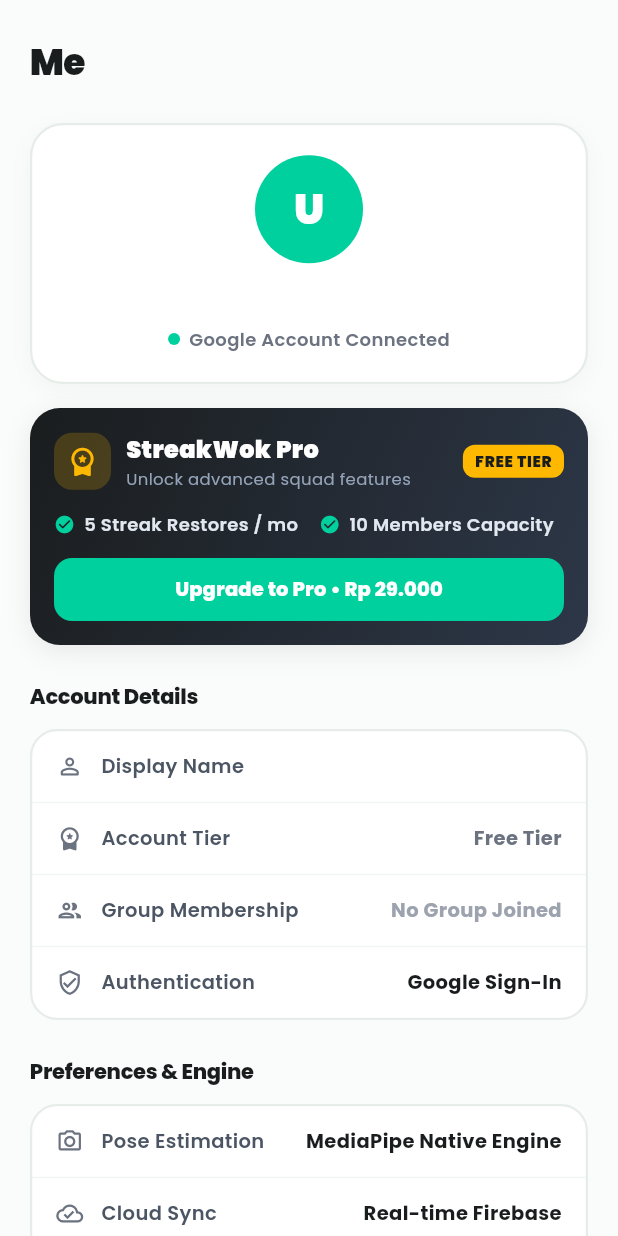
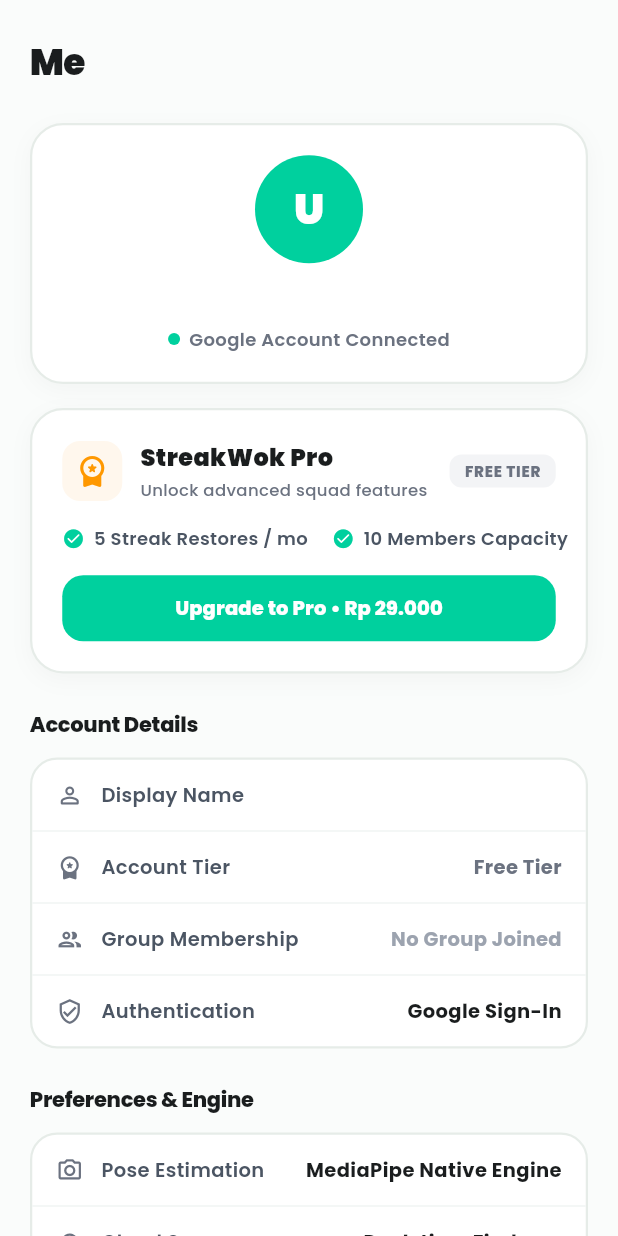
Before and after one commit to nab4bil/StreakWok, a Flutter app: the ProfileScreen screen opened directly with empty values, on a phone screen of 412 x 824 dp. Run offline on Flutter 3.47's test engine with Material 3 defaults, Android fonts, the phone set to English and light mode, and no system bars; our stand-ins replace google_fonts, google_sign_in, lottie, shared_preferences; accounts and stored records are empty.

Commit message:
baikin card pro

```diff
--- a/lib/features/profile/presentation/profile_screen.dart
+++ b/lib/features/profile/presentation/profile_screen.dart
@@ -167,17 +167,132 @@ class ProfileScreen extends StatelessWidget {
             // SECTION: STREAKWOK PRO TIER CARD (UC-03)
             if (!isPro)
               Container(
-                padding: const EdgeInsets.all(16),
+                padding: const EdgeInsets.all(20),
                 decoration: BoxDecoration(
-                  gradient: const LinearGradient(
-                    colors: [Color(0xFF1A1D1E), Color(0xFF2D3748)],
-                    begin: Alignment.topLeft,
-                    end: Alignment.bottomRight,
-                  ),
-                  borderRadius: BorderRadius.circular(20),
+                  color: Colors.white,
+                  borderRadius: BorderRadius.circular(22),
+                  border: Border.all(color: const Color(0xFFE6ECE8), width: 1.5),
                   boxShadow: [
                     BoxShadow(
-                      color: Colors.black.withOpacity(0.08),
+                      color: Colors.black.withOpacity(0.03),
+                      blurRadius: 12,
+                      offset: const Offset(0, 4),
+                    ),
+                  ],
+                ),
+                child: Column(
+                  crossAxisAlignment: CrossAxisAlignment.start,
+                  children: [
+                    Row(
+                      mainAxisAlignment: MainAxisAlignment.spaceBetween,
+                      children: [
+                        Row(
+                          children: [
+                            Container(
+                              padding: const EdgeInsets.all(8),
+                              decoration: BoxDecoration(
+                                color: const Color(0xFFFFF7ED),
+                                borderRadius: BorderRadius.circular(12),
+                              ),
+                              child: const Icon(
+                                Icons.workspace_premium_rounded,
+                                color: Color(0xFFFF9800),
+                                size: 24,
+                              ),
+                            ),
+                            const SizedBox(width: 12),
+                            Column(
+                              crossAxisAlignment: CrossAxisAlignment.start,
+                              children: const [
+                                Text(
+                                  'StreakWok Pro',
+                                  style: TextStyle(
+                                    fontSize: 16,
+                                    fontWeight: FontWeight.w900,
+                                    color: Color(0xFF1A1D1E),
+                                  ),
+                                ),
+                                SizedBox(height: 2),
+                                Text(
+                                  'Unlock advanced squad features',
+                                  style: TextStyle(
+                                    fontSize: 11,
+                                    fontWeight: FontWeight.w500,
+                                    color: Color(0xFF6B7280),
+                                  ),
+                                ),
+                              ],
+                            ),
+                          ],
+                        ),
+                        Container(
+                          padding: const EdgeInsets.symmetric(horizontal: 10, vertical: 4),
+                          decoration: BoxDecoration(
+                            color: const Color(0xFFF3F4F6),
+                            borderRadius: BorderRadius.circular(8),
+                          ),
+                          child: const Text(
+                            'FREE TIER',
+                            style: TextStyle(
+                              fontSize: 10,
+                              fontWeight: FontWeight.w800,
+                              color: Color(0xFF6B7280),
+                              letterSpacing: 0.5,
+                            ),
+                          ),
+                        ),
+                      ],
+                    ),
+                    const SizedBox(height: 16),
+                    Row(
+                      children: const [
+                        Icon(Icons.check_circle_rounded, size: 15, color: Color(0xFF00D09E)),
+                        SizedBox(width: 6),
+                        Text(
+                          '5 Streak Restores / mo',
+                          style: TextStyle(fontSize: 12, fontWeight: FontWeight.w600, color: Color(0xFF4B5563)),
+                        ),
+                        SizedBox(width: 16),
+                        Icon(Icons.check_circle_rounded, size: 15, color: Color(0xFF00D09E)),
+                        SizedBox(width: 6),
+                        Text(
+                          '10 Members Capacity',
+                          style: TextStyle(fontSize: 12, fontWeight: FontWeight.w600, color: Color(0xFF4B5563)),
+                        ),
+                      ],
+                    ),
+                    const SizedBox(height: 16),
+                    SizedBox(
+                      width: double.infinity,
+                      height: 44,
+                      child: ElevatedButton(
+                        key: const Key('profile_upgrade_pro_btn'),
+                        onPressed: () => _showUpgradeProModal(context),
+                        style: ElevatedButton.styleFrom(
+                          backgroundColor: const Color(0xFF00D09E),
+                          foregroundColor: Colors.white,
+                          elevation: 0,
+                          shape: RoundedRectangleBorder(borderRadius: BorderRadius.circular(14)),
+                        ),
+                        child: const Text(
+                          'Upgrade to Pro • Rp 29.000',
+                          style: TextStyle(fontSize: 13, fontWeight: FontWeight.w800),
+                        ),
+                      ),
+                    ),
+                  ],
+                ),
+              )
+            else
+              Container(
+                padding: const EdgeInsets.all(20),
+                decoration: BoxDecoration(
+                  color: Colors.white,
+                  borderRadius: BorderRadius.circular(22),
+                  border: Border.all(color: const Color(0xFF00D09E).withOpacity(0.4), width: 1.5),
+                  boxShadow: [
+                    BoxShadow(
+                      color: const Color(0xFF00D09E).withOpacity(0.06),
                       blurRadius: 14,
                       offset: const Offset(0, 4),
                     ),
@@ -194,32 +309,34 @@ class ProfileScreen extends StatelessWidget {
                             Container(
                               padding: const EdgeInsets.all(8),
                               decoration: BoxDecoration(
-                                color: const Color(0xFFFFB800).withOpacity(0.2),
+                                color: const Color(0xFFE8FDF5),
                                 borderRadius: BorderRadius.circular(12),
                               ),
                               child: const Icon(
                                 Icons.workspace_premium_rounded,
-                                color: Color(0xFFFFB800),
-                                size: 22,
+                                color: Color(0xFF00A87A),
+                                size: 24,
                               ),
                             ),
-                            const SizedBox(width: 10),
-                            const Column(
+                            const SizedBox(width: 12),
+                            Column(
                               crossAxisAlignment: CrossAxisAlignment.start,
-                              children: [
+                              children: const [
                                 Text(
                                   'StreakWok Pro',
                                   style: TextStyle(
                                     fontSize: 16,
                                     fontWeight: FontWeight.w900,
-                                    color: Colors.white,
+                                    color: Color(0xFF1A1D1E),
                                   ),
                                 ),
+                                SizedBox(height: 2),
                                 Text(
-                                  'Unlock advanced squad features',
+                                  'Premium squad tier active',
                                   style: TextStyle(
                                     fontSize: 11,
-                                    color: Color(0xFF94A3B8),
+                                    fontWeight: FontWeight.w500,
+                                    color: Color(0xFF6B7280),
                                   ),
                                 ),
                               ],
@@ -227,174 +344,55 @@ class ProfileScreen extends StatelessWidget {
                           ],
                         ),
                         Container(
-                          padding: const EdgeInsets.symmetric(horizontal: 8, vertical: 4),
+                          padding: const EdgeInsets.symmetric(horizontal: 10, vertical: 4),
                           decoration: BoxDecoration(
-                            color: const Color(0xFFFFB800),
+                            color: const Color(0xFFE8FDF5),
                             borderRadius: BorderRadius.circular(8),
                           ),
                           child: const Text(
-                            'FREE TIER',
+                            'PRO ACTIVE',
                             style: TextStyle(
                               fontSize: 10,
-                              fontWeight: FontWeight.w900,
-                              color: Color(0xFF1A1D1E),
+                              fontWeight: FontWeight.w800,
+                              color: Color(0xFF00A87A),
                               letterSpacing: 0.5,
                             ),
                           ),
                         ),
                       ],
                     ),
-                    const SizedBox(height: 14),
-                    const Row(
-                      children: [
-                        Icon(Icons.check_circle_rounded, size: 14, color: Color(0xFF00D09E)),
-                        SizedBox(width: 6),
-                        Text(
-                          '5 Streak Restores / mo',
-                          style: TextStyle(fontSize: 12, fontWeight: FontWeight.w600, color: Color(0xFFE2E8F0)),
-                        ),
-                        SizedBox(width: 14),
-                        Icon(Icons.check_circle_rounded, size: 14, color: Color(0xFF00D09E)),
-                        SizedBox(width: 6),
-                        Text(
-                          '10 Members Capacity',
-                          style: TextStyle(fontSize: 12, fontWeight: FontWeight.w600, color: Color(0xFFE2E8F0)),
-                        ),
-                      ],
-                    ),
-                    const SizedBox(height: 14),
-                    SizedBox(
-                      width: double.infinity,
-                      height: 42,
-                      child: ElevatedButton(
-                        key: const Key('profile_upgrade_pro_btn'),
-                        onPressed: () => _showUpgradeProModal(context),
-                        style: ElevatedButton.styleFrom(
-                          backgroundColor: const Color(0xFF00D09E),
-                          foregroundColor: Colors.white,
-                          elevation: 0,
-                          shape: RoundedRectangleBorder(borderRadius: BorderRadius.circular(12)),
-                        ),
-                        child: const Text(
-                          'Upgrade to Pro • Rp 29.000',
-                          style: TextStyle(fontSize: 13, fontWeight: FontWeight.w800),
-                        ),
-                      ),
-                    ),
-                  ],
-                ),
-              )
-            else
-              Container(
-                padding: const EdgeInsets.all(16),
-                decoration: BoxDecoration(
-                  gradient: const LinearGradient(
-                    colors: [Color(0xFF0F172A), Color(0xFF1E293B)],
-                    begin: Alignment.topLeft,
-                    end: Alignment.bottomRight,
-                  ),
-                  borderRadius: BorderRadius.circular(20),
-                  border: Border.all(color: const Color(0xFFFFB800).withOpacity(0.5), width: 1.5),
-                  boxShadow: [
-                    BoxShadow(
-                      color: const Color(0xFFFFB800).withOpacity(0.08),
-                      blurRadius: 16,
-                      offset: const Offset(0, 4),
-                    ),
-                  ],
-                ),
-                child: Column(
-                  crossAxisAlignment: CrossAxisAlignment.start,
-                  children: [
-                    Row(
-                      mainAxisAlignment: MainAxisAlignment.spaceBetween,
-                      children: [
-                        Row(
-                          children: [
-                            Container(
-                              padding: const EdgeInsets.all(8),
-                              decoration: BoxDecoration(
-                                color: const Color(0xFFFFB800).withOpacity(0.2),
-                                borderRadius: BorderRadius.circular(12),
-                              ),
-                              child: const Icon(
-                                Icons.workspace_premium_rounded,
-                                color: Color(0xFFFFB800),
-                                size: 22,
-                              ),
-                            ),
-                            const SizedBox(width: 10),
-                            const Column(
-                              crossAxisAlignment: CrossAxisAlignment.start,
-                              children: [
-                                Text(
-                                  'StreakWok Pro',
-                                  style: TextStyle(
-                                    fontSize: 16,
-                                    fontWeight: FontWeight.w900,
-                                    color: Colors.white,
-                                  ),
-                                ),
-                                Text(
-                                  'Premium squad tier active',
-                                  style: TextStyle(
-                                    fontSize: 11,
-                                    color: Color(0xFF94A3B8),
-                                  ),
-                                ),
-                              ],
-                            ),
-                          ],
-                        ),
-                        Container(
-                          padding: const EdgeInsets.symmetric(horizontal: 8, vertical: 4),
-                          decoration: BoxDecoration(
-                            color: const Color(0xFFFFB800),
-                            borderRadius: BorderRadius.circular(8),
-                          ),
-                          child: const Text(
-                            'PRO ACTIVE',
-                            style: TextStyle(
-                              fontSize: 10,
-                              fontWeight: FontWeight.w900,
-                              color: Color(0xFF1A1D1E),
-                              letterSpacing: 0.5,
-                            ),
-                          ),
-                        ),
-                      ],
-                    ),
-                    const SizedBox(height: 14),
+                    const SizedBox(height: 16),
                     Container(
-                      padding: const EdgeInsets.symmetric(horizontal: 12, vertical: 8),
+                      padding: const EdgeInsets.symmetric(horizontal: 16, vertical: 12),
                       decoration: BoxDecoration(
-                        color: Colors.white.withOpacity(0.06),
-                        borderRadius: BorderRadius.circular(12),
+                        color: const Color(0xFFF9FBFA),
+                        borderRadius: BorderRadius.circular(14),
+                        border: Border.all(color: const Color(0xFFE6ECE8), width: 1.0),
                       ),
                       child: Row(
                         mainAxisAlignment: MainAxisAlignment.spaceAround,
                         children: [
                           Column(
                             children: [
-                              const Text('Restores Left', style: TextStyle(fontSize: 10, color: Color(0xFF94A3B8))),
-                              const SizedBox(height: 2),
-                              Text('$restoresLeft / 5', style: const TextStyle(fontSize: 13, fontWeight: FontWeight.w800, color: Colors.white)),
+                              const Text('Restores Left', style: TextStyle(fontSize: 11, fontWeight: FontWeight.w500, color: Color(0xFF6B7280))),
+                              const SizedBox(height: 4),
+                              Text('$restoresLeft / 5', style: const TextStyle(fontSize: 14, fontWeight: FontWeight.w800, color: Color(0xFF1A1D1E))),
                             ],
                           ),
-                          Container(width: 1, height: 24, color: Colors.white.withOpacity(0.1)),
-                          const Column(
+                          Container(width: 1, height: 28, color: const Color(0xFFE6ECE8)),
+                          Column(
                             children: [
-                              Text('Group Capacity', style: TextStyle(fontSize: 10, color: Color(0xFF94A3B8))),
-                              SizedBox(height: 2),
-                              Text('10 Members', style: TextStyle(fontSize: 13, fontWeight: FontWeight.w800, color: Color(0xFF00D09E))),
+                              const Text('Group Capacity', style: TextStyle(fontSize: 11, fontWeight: FontWeight.w500, color: Color(0xFF6B7280))),
+                              const SizedBox(height: 4),
+                              const Text('10 Members', style: TextStyle(fontSize: 14, fontWeight: FontWeight.w800, color: Color(0xFF00A87A))),
                             ],
                           ),
-                          Container(width: 1, height: 24, color: Colors.white.withOpacity(0.1)),
-                          const Column(
+                          Container(width: 1, height: 28, color: const Color(0xFFE6ECE8)),
+                          Column(
                             children: [
-                              Text('Billing Cycle', style: TextStyle(fontSize: 10, color: Color(0xFF94A3B8))),
-                              SizedBox(height: 2),
-                              Text('Active', style: TextStyle(fontSize: 13, fontWeight: FontWeight.w800, color: Color(0xFFFFB800))),
+                              const Text('Billing Cycle', style: TextStyle(fontSize: 11, fontWeight: FontWeight.w500, color: Color(0xFF6B7280))),
+                              const SizedBox(height: 4),
+                              const Text('Active', style: TextStyle(fontSize: 14, fontWeight: FontWeight.w800, color: Color(0xFFFF9800))),
                             ],
                           ),
                         ],
```
